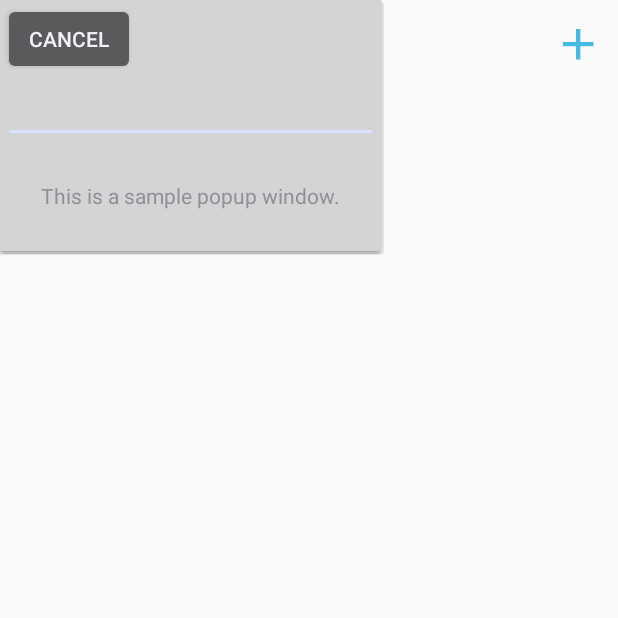
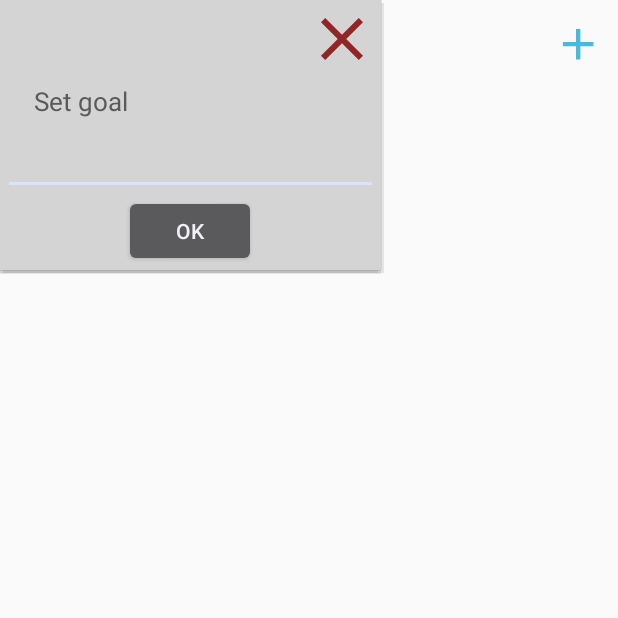
Before and after one commit to akapitanskiy/StepsApp2, an Android app: the screen it shows after launch (MainActivity), after a tap on an icon or button, on a phone screen of 412 x 824 dp, the top half of it. Run offline under Robolectric (Android 15) with nearby library versions, the phone set to English and light mode, and no system bars; our stand-ins replace RxJava; network calls fail.

Commit message:
popup v1.1

```diff
--- a/app/src/main/java/com/alexthekap/stepsapp/MainActivity.java
+++ b/app/src/main/java/com/alexthekap/stepsapp/MainActivity.java
@@ -1,13 +1,12 @@
 package com.alexthekap.stepsapp;
 
 import android.content.Context;
-import android.content.DialogInterface;
-import android.os.Build;
 import android.os.Bundle;
 import android.support.v7.app.AppCompatActivity;
 import android.support.v7.widget.LinearLayoutManager;
 import android.support.v7.widget.RecyclerView;
 import android.support.v7.widget.Toolbar;
+import android.text.Editable;
 import android.view.Gravity;
 import android.view.LayoutInflater;
 import android.view.Menu;
@@ -43,7 +42,7 @@ public class MainActivity extends AppCompatActivity {
     IStepsAPI stepsAPI;
     CompositeDisposable compositeDisposable = new CompositeDisposable();
     ImageButton setGoal;
-    EditText etAlertSetGoal;
+    EditText et_popup;
     int steps = 4000;
 
     @Override
@@ -119,27 +118,29 @@ public class MainActivity extends AppCompatActivity {
                     LayoutParams.WRAP_CONTENT,
                     LayoutParams.WRAP_CONTENT
             );
-            if(Build.VERSION.SDK_INT>=21){
-                popupWindow.setElevation(5.0f);
-            }
-            Button btnCancel = popupView.findViewById(R.id.btn_cancel);
+            popupWindow.setElevation(5.0f);
+            popupWindow.setFocusable(true);
+            et_popup = popupView.findViewById(R.id.et_popup);
+            ImageButton btnCancel = popupView.findViewById(R.id.btn_popup_close);
+            Button btnOk = popupView.findViewById(R.id.btn_popup_ok);
             btnCancel.setOnClickListener(new View.OnClickListener() {
                 @Override
                 public void onClick(View view) {
                     popupWindow.dismiss();
                 }
             });
+            btnOk.setOnClickListener(new View.OnClickListener() {
+                @Override
+                public void onClick(View view) {
+                    Editable value = et_popup.getText();
+                    if(value != null && !value.toString().equals("")) {
+                        steps = Integer.parseInt(value.toString());
+                    }
+                    popupWindow.dismiss();
+                    fetchData();
+                }
+            });
             popupWindow.showAtLocation(mainLinearLayout, Gravity.CENTER,0,0);
         }
     };
-
-    DialogInterface.OnClickListener setGoal_OK_Listener = new DialogInterface.OnClickListener() {
-        @Override
-        public void onClick(DialogInterface dialog, int which) {
-            steps = Integer.parseInt(etAlertSetGoal.getText().toString());
-            // TODO проверки валидация ^
-            int i = 0;
-            fetchData();
-        }
-    };
 }
--- /dev/null
+++ b/app/src/main/res/drawable/ic_close_black_24dp.xml
@@ -0,0 +1,10 @@
+<vector xmlns:android="http://schemas.android.com/apk/res/android"
+    android:width="48dp"
+    android:height="48dp"
+    android:tint="#922525"
+    android:viewportWidth="24.0"
+    android:viewportHeight="24.0">
+    <path
+        android:fillColor="#FF000000"
+        android:pathData="M19,6.41L17.59,5 12,10.59 6.41,5 5,6.41 10.59,12 5,17.59 6.41,19 12,13.41 17.59,19 19,17.59 13.41,12z" />
+</vector>
--- a/app/src/main/res/layout/popup.xml
+++ b/app/src/main/res/layout/popup.xml
@@ -9,26 +9,41 @@
     android:background="@color/colorPrimary"
     >
 
-    <Button
-        android:id="@+id/btn_cancel"
+    <ImageButton
+        android:id="@+id/btn_popup_close"
         android:layout_width="wrap_content"
         android:layout_height="wrap_content"
-        android:text="Cancel"
+        android:layout_gravity="end"
+        android:src="@drawable/ic_close_black_24dp"
+        android:background="@null"
+        />
+
+    <TextView
+        android:id="@+id/tv_popup"
+        android:layout_width="wrap_content"
+        android:layout_height="wrap_content"
+        android:layout_gravity="start"
+        android:text="Set goal"
+        android:padding="5sp"
+        android:layout_marginStart="15dp"
+        android:textSize="17sp"
+        android:textColor="@color/dark"
         />
 
     <EditText
-        android:id="@+id/goalInput"
-        android:layout_width="match_parent"
+        android:id="@+id/et_popup"
+        android:layout_width="250dp"
         android:layout_height="wrap_content"
         android:inputType="number"
+        android:textColor="@color/dark"
         />
 
-    <TextView
-        android:id="@+id/tv"
+    <Button
+        android:id="@+id/btn_popup_ok"
         android:layout_width="wrap_content"
         android:layout_height="wrap_content"
-        android:text="This is a sample popup window."
-        android:layout_centerInParent="true"
-        android:padding="25sp"
+        android:layout_gravity="center"
+        android:text="Ok"
         />
+
 </LinearLayout>
--- a/app/src/main/res/values/colors.xml
+++ b/app/src/main/res/values/colors.xml
@@ -10,4 +10,5 @@
 
     <color name="background">#FFFFFF</color>
     <color name="goldStar">#ffde21</color>
+    <color name="dark">#5A5A5A</color>
 </resources>
```
